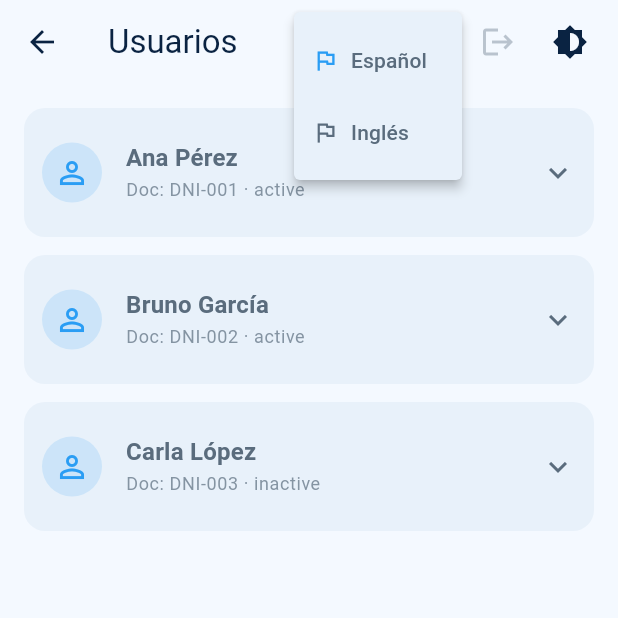
After one commit to MAKEBUZ/watsolution_mobil, a Flutter app: the UsersMeasurementsPage screen opened directly, after a tap on the "language" icon, on a phone screen of 412 x 824 dp, the top half of it. The commit adds this screen. Run offline on Flutter 3.47's test engine with Material 3 defaults, Android fonts, the phone set to English and light mode, and no system bars; our stand-ins replace flutter_dotenv, flutter_svg, hive_flutter, supabase_flutter; accounts and stored records are empty.

Commit message:
vista de usuarios con datos mock

```diff
--- a/lib/l10n/app_localizations.dart
+++ b/lib/l10n/app_localizations.dart
@@ -24,6 +24,9 @@ class AppLocalizations {
       'homeHistory': 'Historial de Mediciones',
       // Nueva clave para el texto "Medición"
       'measurement': 'Medición',
+      // Users/Measurements page
+      'noMeasurements': 'Sin mediciones registradas',
+      'errorLoading': 'Error al cargar datos',
       // Login
       'loginTitle': 'Iniciar sesión',
       'loginEmail': 'Correo',
@@ -54,6 +57,9 @@ class AppLocalizations {
       'homeHistory': 'Measurement History',
       // New key for "Measurement"
       'measurement': 'Measurement',
+      // Users/Measurements page
+      'noMeasurements': 'No measurements recorded',
+      'errorLoading': 'Error loading data',
       // Login
       'loginTitle': 'Sign in',
       'loginEmail': 'Email',
@@ -91,6 +97,9 @@ class AppLocalizations {
   String get homeHistory => _get('homeHistory');
   // Getter para "Medición" / "Measurement"
   String get measurement => _get('measurement');
+  // Users/Measurements page
+  String get noMeasurements => _get('noMeasurements');
+  String get errorLoading => _get('errorLoading');
   // Login
   String get loginTitle => _get('loginTitle');
   String get loginEmail => _get('loginEmail');
--- /dev/null
+++ b/lib/screens/users_measurements_page.dart
@@ -0,0 +1,307 @@
+import 'package:flutter/material.dart';
+import 'package:supabase_flutter/supabase_flutter.dart';
+import '../l10n/app_localizations.dart';
+import '../app.dart';
+
+class UsersMeasurementsPage extends StatelessWidget {
+  final bool useMockData;
+  const UsersMeasurementsPage({super.key, this.useMockData = true});
+
+  Future<List<dynamic>> _fetchUsersWithMeters() async {
+    final client = Supabase.instance.client;
+    final res = await client
+        .from('users')
+        .select(
+            'id, full_name, document_number, status, meters(id, reading_date, water_measure, consumption_m3, observation)')
+        .order('full_name');
+    return res as List<dynamic>;
+  }
+
+  List<Map<String, dynamic>> _mockData() {
+    return [
+      {
+        'id': 1,
+        'full_name': 'Ana Pérez',
+        'document_number': 'DNI-001',
+        'status': 'active',
+        'meters': [
+          {
+            'id': 101,
+            'reading_date': '2025-06-12',
+            'water_measure': 135.80,
+            'consumption_m3': 12.50,
+            'observation': 'Sin novedades',
+          },
+          {
+            'id': 102,
+            'reading_date': '2025-07-12',
+            'water_measure': 148.30,
+            'consumption_m3': 12.50,
+            'observation': 'Consumo estable',
+          },
+        ],
+      },
+      {
+        'id': 2,
+        'full_name': 'Bruno García',
+        'document_number': 'DNI-002',
+        'status': 'active',
+        'meters': [
+          {
+            'id': 201,
+            'reading_date': '2025-07-01',
+            'water_measure': 90.00,
+            'consumption_m3': 8.25,
+            'observation': 'Fuga reparada recientemente',
+          },
+        ],
+      },
+      {
+        'id': 3,
+        'full_name': 'Carla López',
+        'document_number': 'DNI-003',
+        'status': 'inactive',
+        'meters': [],
+      },
+    ];
+  }
+
+  @override
+  Widget build(BuildContext context) {
+    final cs = Theme.of(context).colorScheme;
+    final isDark = Theme.of(context).brightness == Brightness.dark;
+
+    Color tileBg() => cs.surface;
+    Color tileFg() => cs.onSurface;
+
+    return Scaffold(
+      appBar: AppBar(
+        title: Text(AppLocalizations.of(context).homeUsers),
+        actions: [
+          // Idioma: Español / Inglés
+          PopupMenuButton<String>(
+            icon: const Icon(Icons.language),
+            onSelected: (value) {
+              switch (value) {
+                case 'lang_es':
+                  appState.setLocale(const Locale('es'));
+                  break;
+                case 'lang_en':
+                  appState.setLocale(const Locale('en'));
+                  break;
+              }
+            },
+            itemBuilder: (context) {
+              final currentLang = appState.locale.languageCode;
+              Color selectedColor(String code) => currentLang == code ? Theme.of(context).colorScheme.primary : Theme.of(context).colorScheme.onSurface;
+              return [
+                PopupMenuItem(
+                  value: 'lang_es',
+                  child: Row(
+                    children: [
+                      Icon(Icons.flag_outlined, color: selectedColor('es'), size: 18),
+                      const SizedBox(width: 8),
+                      Text(AppLocalizations.of(context).languageSpanish),
+                    ],
+                  ),
+                ),
+                PopupMenuItem(
+                  value: 'lang_en',
+                  child: Row(
+                    children: [
+                      Icon(Icons.flag_outlined, color: selectedColor('en'), size: 18),
+                      const SizedBox(width: 8),
+                      Text(AppLocalizations.of(context).languageEnglish),
+                    ],
+                  ),
+                ),
+              ];
+            },
+          ),
+          // Cerrar sesión (NO IMPLEMENTAR: botón deshabilitado)
+          IconButton(
+            tooltip: AppLocalizations.of(context).logout + ' (no activo)',
+            onPressed: null,
+            icon: const Icon(Icons.logout),
+          ),
+          // Cambiar tema
+          IconButton(
+            tooltip: AppLocalizations.of(context).toggleTheme,
+            onPressed: () => appState.toggleTheme(),
+            icon: const Icon(Icons.brightness_6),
+          ),
+          const SizedBox(width: 8),
+        ],
+      ),
+      body: FutureBuilder<List<dynamic>>(
+        future: useMockData ? Future.value(_mockData()) : _fetchUsersWithMeters(),
+        builder: (context, snapshot) {
+          if (snapshot.connectionState == ConnectionState.waiting) {
+            return const Center(child: CircularProgressIndicator());
+          }
+          if (snapshot.hasError) {
+            return Center(
+              child: Padding(
+                padding: const EdgeInsets.all(16),
+                child: Text(
+                  AppLocalizations.of(context).errorLoading,
+                  style: TextStyle(color: cs.error),
+                  textAlign: TextAlign.center,
+                ),
+              ),
+            );
+          }
+          final users = snapshot.data ?? [];
+          if (users.isEmpty) {
+            return Center(
+              child: Text(
+                AppLocalizations.of(context).noMeasurements,
+                style: TextStyle(color: cs.onBackground.withOpacity(0.7)),
+              ),
+            );
+          }
+          return ListView.separated(
+            padding: const EdgeInsets.all(16),
+            itemCount: users.length,
+            separatorBuilder: (_, __) => const SizedBox(height: 12),
+            itemBuilder: (context, index) {
+              final u = users[index] as Map<String, dynamic>;
+              final name = (u['full_name'] ?? '').toString();
+              final doc = (u['document_number'] ?? '').toString();
+              final status = (u['status'] ?? '').toString();
+              final meters = (u['meters'] ?? []) as List<dynamic>;
+
+              return Container(
+                decoration: BoxDecoration(
+                  color: tileBg(),
+                  borderRadius: BorderRadius.circular(14),
+                ),
+                child: Theme(
+                  data: Theme.of(context).copyWith(
+                    dividerColor: Colors.transparent,
+                  ),
+                  child: ExpansionTile(
+                    tilePadding: const EdgeInsets.symmetric(horizontal: 12, vertical: 6),
+                    childrenPadding: const EdgeInsets.only(bottom: 12),
+                    leading: CircleAvatar(
+                      backgroundColor: cs.primary.withOpacity(0.15),
+                      foregroundColor: cs.primary,
+                      child: const Icon(Icons.person_outline),
+                    ),
+                    title: Text(
+                      name.isEmpty ? '—' : name,
+                      style: Theme.of(context)
+                          .textTheme
+                          .titleMedium
+                          ?.copyWith(color: tileFg(), fontWeight: FontWeight.w600),
+                    ),
+                    subtitle: Text(
+                      'Doc: ${doc.isEmpty ? '—' : doc} · ${status.isEmpty ? '—' : status}',
+                      style: Theme.of(context).textTheme.bodySmall?.copyWith(
+                            color: tileFg().withOpacity(0.7),
+                          ),
+                    ),
+                    children: [
+                      if (meters.isEmpty)
+                        Padding(
+                          padding: const EdgeInsets.symmetric(horizontal: 16),
+                          child: Row(
+                            children: [
+                              Icon(Icons.info_outline, color: tileFg().withOpacity(0.7)),
+                              const SizedBox(width: 8),
+                              Expanded(
+                                child: Text(
+                                  AppLocalizations.of(context).noMeasurements,
+                                  style: Theme.of(context)
+                                      .textTheme
+                                      .bodyMedium
+                                      ?.copyWith(color: tileFg().withOpacity(0.8)),
+                                ),
+                              ),
+                            ],
+                          ),
+                        )
+                      else
+                        Padding(
+                          padding: const EdgeInsets.symmetric(horizontal: 12),
+                          child: Column(
+                            children: meters.map((m) {
+                              final mm = m as Map<String, dynamic>;
+                              final readingDateStr = (mm['reading_date'] ?? '').toString();
+                              DateTime? readingDate;
+                              try {
+                                readingDate = readingDateStr.isNotEmpty ? DateTime.parse(readingDateStr) : null;
+                              } catch (_) {}
+                              final waterMeasure = mm['water_measure']?.toString() ?? '—';
+                              final consumption = mm['consumption_m3']?.toString() ?? '—';
+                              final obs = (mm['observation'] ?? '').toString();
+
+                              return Container(
+                                margin: const EdgeInsets.only(bottom: 8),
+                                padding: const EdgeInsets.all(12),
+                                decoration: BoxDecoration(
+                                  color: isDark ? cs.surface : cs.surface,
+                                  borderRadius: BorderRadius.circular(12),
+                                ),
+                                child: Row(
+                                  crossAxisAlignment: CrossAxisAlignment.start,
+                                  children: [
+                                    Container(
+                                      height: 40,
+                                      width: 52,
+                                      decoration: BoxDecoration(
+                                        color: cs.primary.withOpacity(0.15),
+                                        borderRadius: BorderRadius.circular(10),
+                                      ),
+                                      child: Icon(Icons.stacked_line_chart, color: cs.primary),
+                                    ),
+                                    const SizedBox(width: 10),
+                                    Expanded(
+                                      child: Column(
+                                        crossAxisAlignment: CrossAxisAlignment.start,
+                                        children: [
+                                          Text(
+                                            '${AppLocalizations.of(context).measurement} • ${readingDate != null ? '${readingDate.year}-${readingDate.month.toString().padLeft(2, '0')}-${readingDate.day.toString().padLeft(2, '0')}' : '—'}',
+                                            style: Theme.of(context).textTheme.bodyMedium?.copyWith(
+                                                  color: tileFg(),
+                                                  fontWeight: FontWeight.w600,
+                                                ),
+                                          ),
+                                          const SizedBox(height: 4),
+                                          Text(
+                                            'Agua: $waterMeasure  |  Consumo m³: $consumption',
+                                            style: Theme.of(context)
+                                                .textTheme
+                                                .bodySmall
+                                                ?.copyWith(color: tileFg().withOpacity(0.75)),
+                                          ),
+                                          if (obs.isNotEmpty) ...[
+                                            const SizedBox(height: 4),
+                                            Text(
+                                              obs,
+                                              style: Theme.of(context)
+                                                  .textTheme
+                                                  .bodySmall
+                                                  ?.copyWith(color: tileFg().withOpacity(0.6)),
+                                            ),
+                                          ],
+                                        ],
+                                      ),
+                                    ),
+                                  ],
+                                ),
+                              );
+                            }).toList(),
+                          ),
+                        ),
+                    ],
+                  ),
+                ),
+              );
+            },
+          );
+        },
+      ),
+    );
+  }
+}
```
Also changed, not shown: lib/screens/home_page.dart (+14 -1 lines), 1 other file.
